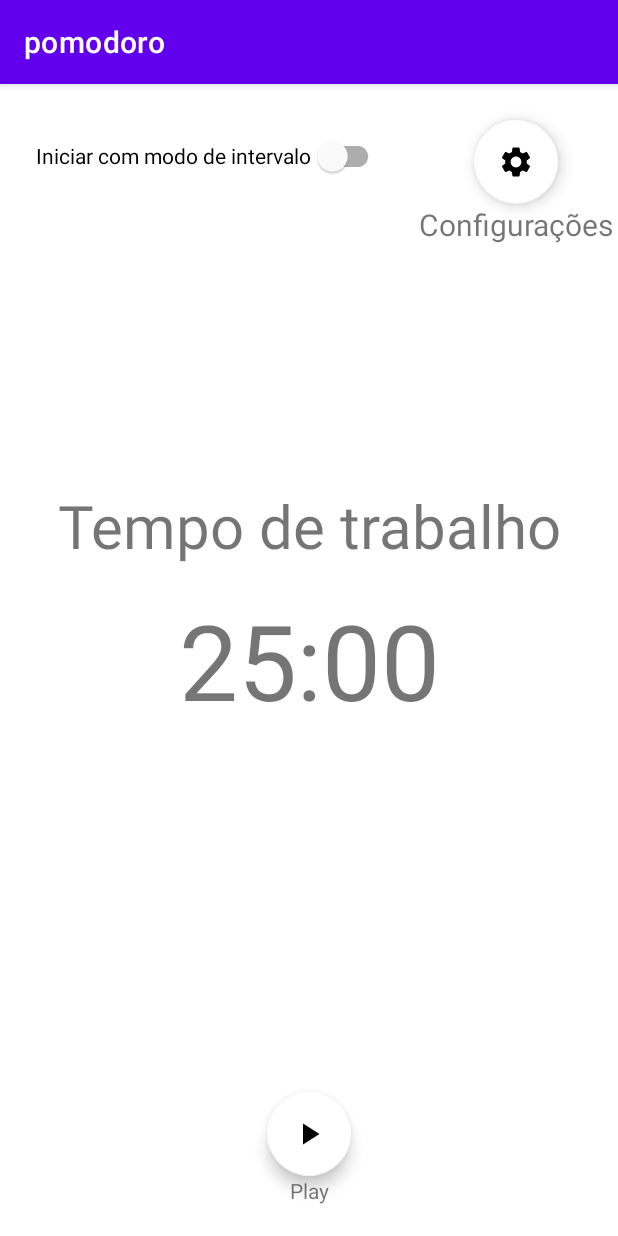
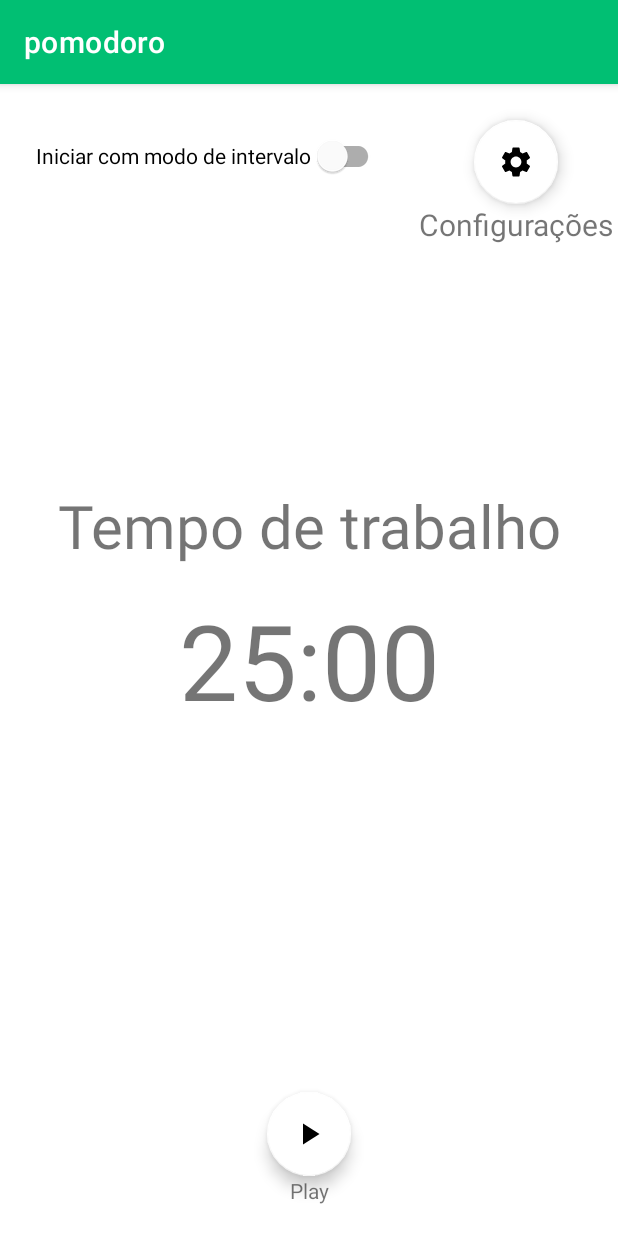
Before and after one commit to salustian0/pomodoro_jera, an Android app: the screen it shows after launch (MainActivity), on a phone screen of 412 x 824 dp. Run offline under Robolectric (Android 15) with nearby library versions, the light colour scheme and no system bars.

Commit message:
Modificação na cor do tema

```diff
--- a/app/src/main/res/values/themes.xml
+++ b/app/src/main/res/values/themes.xml
@@ -2,7 +2,7 @@
     <!-- Base application theme. -->
     <style name="Theme.Pomodoro" parent="Theme.MaterialComponents.DayNight.DarkActionBar">
         <!-- Primary brand color. -->
-        <item name="colorPrimary">@color/purple_500</item>
+        <item name="colorPrimary">#01BF73</item>
         <item name="colorPrimaryVariant">@color/purple_700</item>
         <item name="colorOnPrimary">@color/white</item>
         <!-- Secondary brand color. -->
@@ -12,5 +12,5 @@
         <!-- Status bar color. -->
         <item name="android:statusBarColor">?attr/colorPrimaryVariant</item>
         <!-- Customize your theme here. -->
-    </style>
+    </style>z
 </resources>
```
